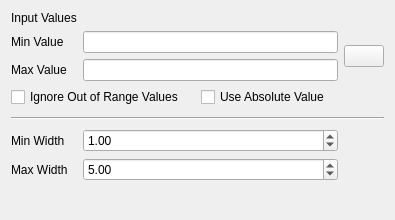
Before: the Qt Designer form src/ui/mesh/qgsmeshvariablestrokewidthwidgetbase.ui in qgis/QGIS, drawn with Qt 5.
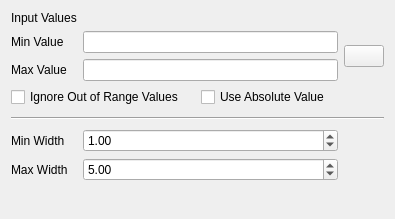
After: the same form once the commit is applied. Icons and pictures are not drawn. Custom widgets are drawn as their Qt base class.

Commit message: Misc fixes: tabstop, vertical spacer and dialog size

Diff of the .ui file:
```diff
--- a/src/ui/mesh/qgsmeshvariablestrokewidthwidgetbase.ui
+++ b/src/ui/mesh/qgsmeshvariablestrokewidthwidgetbase.ui
@@ -7,7 +7,7 @@
     <x>0</x>
     <y>0</y>
     <width>395</width>
-    <height>220</height>
+    <height>219</height>
    </rect>
   </property>
   <property name="windowTitle">
@@ -39,7 +39,7 @@
      <property name="sizeHint" stdset="0">
       <size>
        <width>20</width>
-       <height>40</height>
+       <height>0</height>
       </size>
      </property>
     </spacer>
```
The commit also changes 5 other files.
